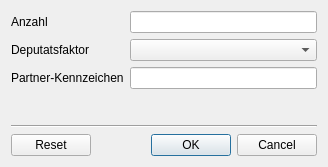
First picture: the form in wz-data/ui/dialog_workload.ui, repository gradgrind/WZ3, before the edit.
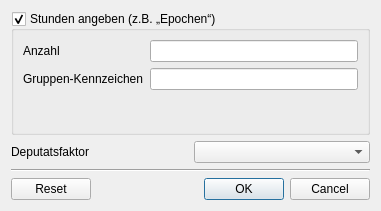
Second picture: the form after the edit.

What changed in the file:
```diff
--- a/wz-data/ui/dialog_workload.ui
+++ b/wz-data/ui/dialog_workload.ui
@@ -6,8 +6,8 @@
    <rect>
     <x>0</x>
     <y>0</y>
-    <width>328</width>
-    <height>167</height>
+    <width>381</width>
+    <height>211</height>
    </rect>
   </property>
   <property name="windowTitle">
@@ -15,6 +15,18 @@
   </property>
   <layout class="QVBoxLayout" name="verticalLayout">
    <item>
+    <widget class="QGroupBox" name="nlessons">
+     <property name="toolTip">
+      <string>&lt;html&gt;&lt;head/&gt;&lt;body&gt;&lt;p&gt;Bei normalen Unterrichtstunden ergibt sich das Deputat aus der Anzahl der Stunden – multipliziert mit dem Deputatsfaktor.&lt;/p&gt;&lt;p&gt;Alternativ kann eine konkrete „Stundenzahl“ hier angegeben werden.&lt;/p&gt;&lt;/body&gt;&lt;/html&gt;</string>
+     </property>
+     <property name="title">
+      <string>Stunden angeben (z.B. „Epochen“)</string>
+     </property>
+     <property name="checkable">
+      <bool>true</bool>
+     </property>
+     <layout class="QVBoxLayout" name="verticalLayout_2">
+      <item>
     <layout class="QFormLayout" name="formLayout">
      <item row="0" column="0">
       <widget class="QLabel" name="label1">
@@ -27,25 +39,46 @@
       <widget class="QLineEdit" name="workload"/>
      </item>
      <item row="1" column="0">
+         <widget class="QLabel" name="label3">
+          <property name="toolTip">
+           <string>&lt;html&gt;&lt;head/&gt;&lt;body&gt;&lt;p&gt;&lt;br/&gt;&lt;/p&gt;&lt;/body&gt;&lt;/html&gt;</string>
+          </property>
+          <property name="text">
+           <string>Gruppen-Kennzeichen</string>
+          </property>
+          <property name="buddy">
+           <cstring>work_group</cstring>
+          </property>
+         </widget>
+        </item>
+        <item row="1" column="1">
+         <widget class="QLineEdit" name="work_group">
+          <property name="toolTip">
+           <string>&lt;html&gt;&lt;head/&gt;&lt;body&gt;&lt;p&gt;Wenn in einem Block mehrere Gruppen („Kurse“) gemeinsam unterrichtet werden, sollten sie hier ein Kennzeichen haben, damit die Deputate nicht mehrfach gezählt werden.&lt;/p&gt;&lt;/body&gt;&lt;/html&gt;</string>
+          </property>
+         </widget>
+        </item>
+       </layout>
+      </item>
+     </layout>
+    </widget>
+   </item>
+   <item>
+    <layout class="QHBoxLayout" name="horizontalLayout">
+     <item>
       <widget class="QLabel" name="label2">
        <property name="text">
         <string>Deputatsfaktor</string>
        </property>
       </widget>
      </item>
-     <item row="1" column="1">
-      <widget class="QComboBox" name="pay_factor"/>
-     </item>
-     <item row="2" column="0">
-      <widget class="QLabel" name="label3">
-       <property name="text">
-        <string>Partner-Kennzeichen</string>
+     <item>
+      <widget class="QComboBox" name="pay_factor">
+       <property name="toolTip">
+        <string>&lt;html&gt;&lt;head/&gt;&lt;body&gt;&lt;p&gt;Um das Deputat für einen „Kurs“ zu errechnen, wird die Stundenzahl mit diesem Faktor multipliziert.&lt;/p&gt;&lt;/body&gt;&lt;/html&gt;</string>
        </property>
       </widget>
      </item>
-     <item row="2" column="1">
-      <widget class="QLineEdit" name="partner"/>
-     </item>
     </layout>
    </item>
    <item>
```
Left out of the diff: 12 changed lines with no effect on the pictures. Lines whose indentation alone changed are shown as unchanged.
